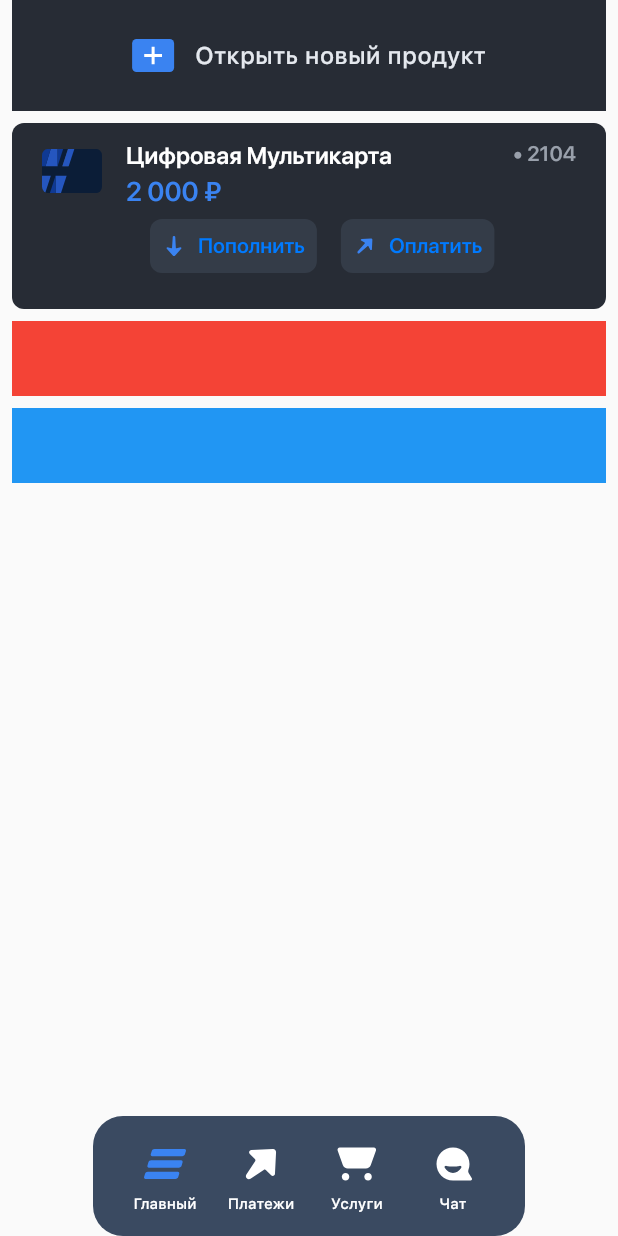
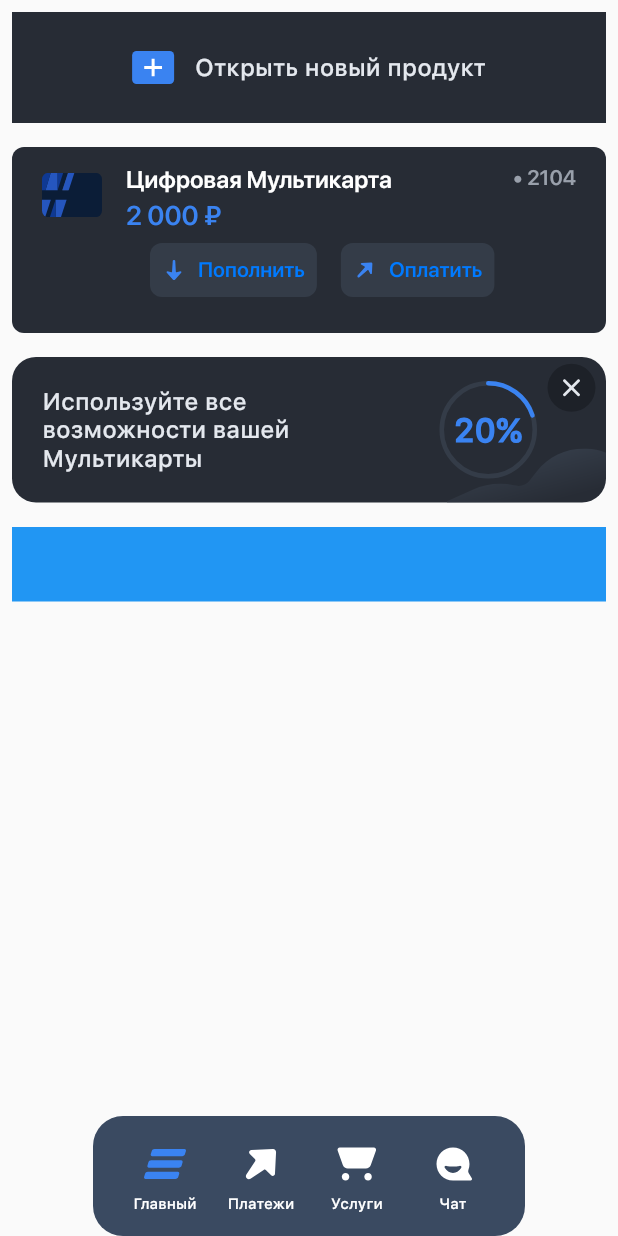
Before and after one commit to admiral-team/bank-lite-demo, a Flutter app: the screen it shows after launch, on a phone screen of 412 x 824 dp. Run offline on Flutter 3.47's test engine with Material 2 defaults, Android fonts, the phone set to English and light mode, and no system bars; drawn by our look-alikes of percent_indicator; our stand-ins replace flutter_svg; missing offline and left inert: dart:ffi.

Commit message:
Added banner widget

```diff
--- a/lib/components/addnew.dart
+++ b/lib/components/addnew.dart
@@ -17,6 +17,7 @@ class _AddNewWidgetState extends State<AddNewWidget> {
   @override
   Widget build(BuildContext context) {
     final SvgGenImage image = Assets.lib.assets.images.plus;
+
     return GestureDetector(
       onTap: widget.onPressed,
       child: Container(
--- /dev/null
+++ b/lib/components/banner.dart
@@ -0,0 +1,87 @@
+import 'package:bank_lite/generated/assets.gen.dart';
+import 'package:bank_lite/generated/fonts.gen.dart';
+import 'package:flutter/material.dart';
+import 'package:percent_indicator/percent_indicator.dart';
+
+class BannerWidget extends StatefulWidget {
+  final VoidCallback? onClosePressed;
+  const BannerWidget({Key? key, this.onClosePressed}) : super(key: key);
+
+  @override
+  State<BannerWidget> createState() => _BannerWidgetState();
+}
+
+class _BannerWidgetState extends State<BannerWidget> {
+  final SvgGenImage backgroundImage = Assets.lib.assets.images.cloud;
+  final SvgGenImage closeIcon = Assets.lib.assets.images.close;
+
+  @override
+  Widget build(BuildContext context) {
+    return Container(
+      height: 97,
+      width: double.infinity,
+      decoration: BoxDecoration(
+        color: const Color(0xFF272C35),
+        borderRadius: BorderRadius.circular(16.0),
+      ),
+      padding: const EdgeInsets.symmetric(vertical: 0.0, horizontal: 0.0),
+      child: Row(
+        children: [
+          Container(
+            margin: const EdgeInsets.only(left: 16.0),
+            child: const Text(
+              " Используйте все \n возможности вашей \n Мультикарты",
+              style: TextStyle(
+                  color: Color(0xFFE4E8EE),
+                  fontSize: 16.0,
+                  fontWeight: FontWeight.w500,
+                  fontFamily: FontFamily.sfProText),
+            ),
+          ),
+          const Spacer(),
+          Transform.translate(
+            offset: const Offset(60, 0),
+            child: CircularPercentIndicator(
+              radius: 65,
+              lineWidth: 3.0,
+              percent: 0.2,
+              center: const Text(
+                "20%",
+                style: TextStyle(
+                    color: Color(0xFF3A83F1),
+                    fontSize: 22.0,
+                    fontWeight: FontWeight.bold,
+                    fontFamily: FontFamily.sfProText),
+              ),
+              circularStrokeCap: CircularStrokeCap.round,
+              backgroundColor: const Color(0xFF343C48),
+              progressColor: const Color(0xFF3A83F1),
+            ),
+          ),
+          Column(
+            children: [
+              const Spacer(),
+              Container(
+                margin: const EdgeInsets.only(left: 60.0, bottom: 20.0),
+                child: CircleAvatar(
+                  backgroundColor: const Color(0xFFE1D2128),
+                  radius: 16,
+                  child: IconButton(
+                    padding: EdgeInsets.zero,
+                    icon: closeIcon.svg(color: const Color(0xFFEE4E8EE)),
+                    onPressed: widget.onClosePressed,
+                  ),
+                ),
+              ),
+              const Spacer(),
+              ClipRRect(
+                borderRadius: const BorderRadius.only(bottomRight: Radius.circular(16),),
+                child: backgroundImage.svg(color: const Color(0xFFE343C48),),
+              ),
+            ],
+          ),
+        ],
+      ),
+    );
+  }
+}
--- a/lib/screens/home_screen.dart
+++ b/lib/screens/home_screen.dart
@@ -1,4 +1,7 @@
+import 'dart:ffi';
+
 import 'package:bank_lite/components/addnew.dart';
+import 'package:bank_lite/components/banner.dart';
 import 'package:bank_lite/generated/assets.gen.dart';
 import 'package:flutter/material.dart';
 
@@ -28,25 +31,45 @@ class _HomeScreenState extends State<HomeScreen> {
     BannerScreenModel(index: 3),
   ];
 
+  final GlobalKey<AnimatedListState> _key = GlobalKey();
+
   @override
   Widget build(BuildContext context) {
     return Container(
         alignment: Alignment.center,
-      child: ListView.separated(
+        child: Expanded(
+          child: AnimatedList(
+            key: _key,
             padding: const EdgeInsets.symmetric(vertical: 0.0, horizontal: 8.0),
             physics: const BouncingScrollPhysics(
             parent: AlwaysScrollableScrollPhysics()),
-          itemCount: _items.length,
-          itemBuilder: (ctx, index) {
-            final item = _items[index];
+            initialItemCount: _items.length,
+            itemBuilder: (ctx, index, animation) {
+              return Container(
+                padding: const EdgeInsets.only(top: 8.0, bottom: 8.0),
+                child: _buildItem(_items[index], index, animation),
+              );
+            },
+          ),
+        ),);
+  }
+
+  Widget _buildItem(HomeScreenModel item, int index, Animation<double> animation) {
     if (item is BannerScreenModel) {
       switch (item.index) {
         case 0:
-                  return AddNewWidget(onPressed: () {
+          return SizeTransition(
+            sizeFactor: animation,
+            child: AddNewWidget(
+              onPressed: () {
                 print("TAP");
-                  });
+              },
+            ),
+          );
         case 1:
-                  return CardCellWidget(
+           return SizeTransition(
+            sizeFactor: animation,
+            child: CardCellWidget(
               title: "Цифровая Мультикарта",
               balance: "2 000 ₽",
               cardNumber: "• 2104",
@@ -56,22 +79,40 @@ class _HomeScreenState extends State<HomeScreen> {
               },
               sendPressed: () {
                 print("TAP send Pressed");
+              },
+            ),
+          );
+        case 2:
+          return SizeTransition(
+            sizeFactor: animation,
+            child: BannerWidget(
+              onClosePressed: () {
+                setState(() {
+                  _removeItem(index);
                 });
-                case 2:
-                  return Container(
-                      height: 50.0, width: double.infinity, color: Colors.red);
+              },
+            ),
+          );
         case 3:
-                  return Container(
-                      height: 50.0, width: double.infinity, color: Colors.blue);
+          return SizeTransition(
+            sizeFactor: animation,
+            child: Container(
+                height: 50.0, width: double.infinity, color: Colors.blue),
+          );
       }
       return Container();
     } else {
       return Container();
     }
-          },
-          separatorBuilder: (ctx, index) {
-            return const SizedBox(height: 8);
-          }),
-    );
   }
+
+  void _removeItem(int index) {
+    HomeScreenModel item = _items.removeAt(index);
+    // ignore: prefer_function_declarations_over_variables
+    AnimatedListRemovedItemBuilder builder = (context, animation) {
+      return _buildItem(item, index, animation);
+    };
+    _key.currentState?.removeItem(index, builder);
   }
+
+}
--- a/pubspec.yaml
+++ b/pubspec.yaml
@@ -17,6 +17,7 @@ dev_dependencies:
   build_runner: ^2.1.7
   flutter_lints: ^1.0.0
   flutter_gen_runner: ^3.1.1
+  percent_indicator: ^3.4.0
 
 flutter:
   uses-material-design: true
```
Also changed, not shown: lib/assets/images/cloud.svg (added), lib/generated/assets.gen.dart, pubspec.lock, 1 other file. Lines whose indentation alone changed are shown as unchanged.
